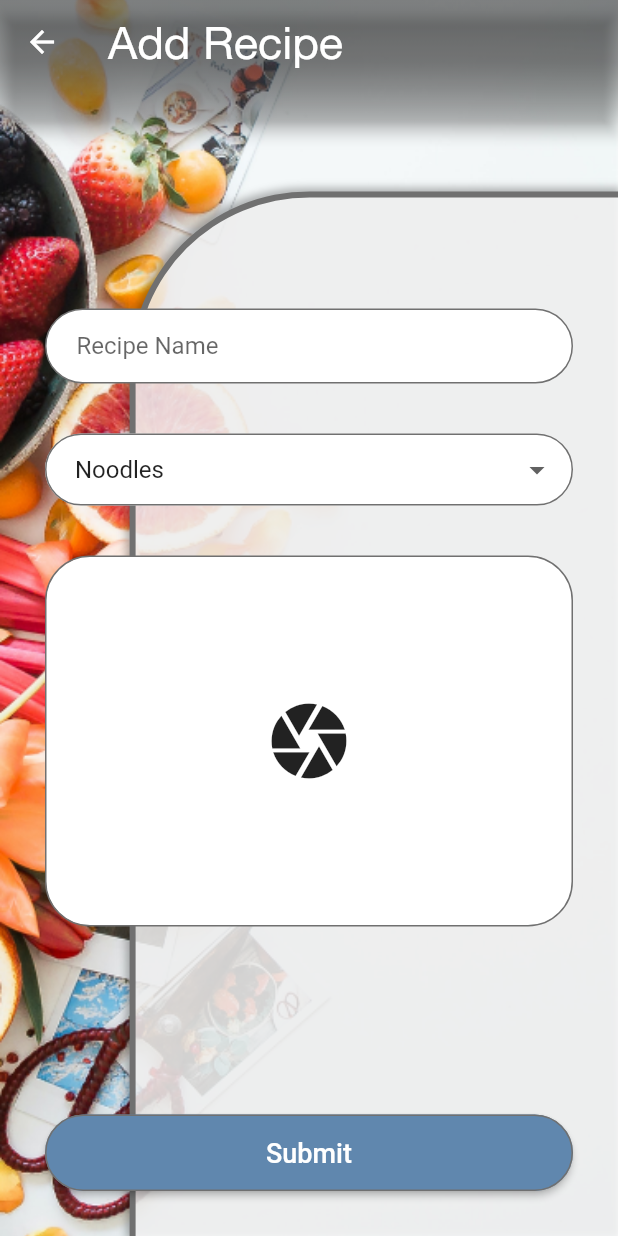
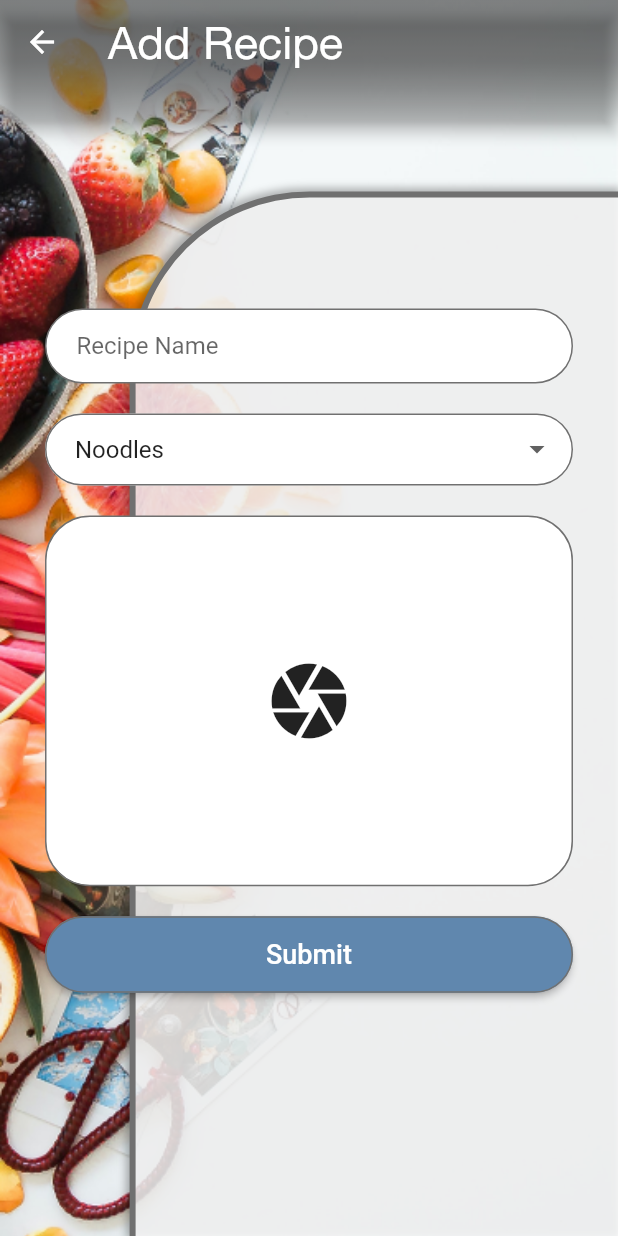
Before and after one commit to mt-tadayon/save_recipe, a Flutter app: the screen it shows after launch, after a tap on the "add circle" icon, on a phone screen of 412 x 824 dp. Run offline on Flutter 3.47's test engine with Material 2 defaults, Android fonts, the light colour scheme and no system bars; our stand-ins replace device_preview, image_picker; network calls fail.

Commit message:
master branch updated

```diff
--- a/lib/main.dart
+++ b/lib/main.dart
@@ -1,12 +1,18 @@
+import 'package:device_preview/device_preview.dart';
+import 'package:flutter/foundation.dart';
 import 'package:flutter/material.dart';
 import 'package:provider/provider.dart';
 import 'package:saverecipe/provider/app_provider.dart';
 import 'package:saverecipe/screen/dashboard_screen.dart';
+import 'package:saverecipe/screen/main_screen.dart';
 import 'package:saverecipe/theme.dart';
 
-void main() {
-  runApp(MyApp());
-}
+void main() => runApp(
+      DevicePreview(
+        enabled: false,
+        builder: (context) => MyApp(),
+      ),
+    );
 
 class MyApp extends StatelessWidget {
   // This widget is the root of your application.
@@ -14,11 +20,13 @@ class MyApp extends StatelessWidget {
   Widget build(BuildContext context) {
     return MaterialApp(
       debugShowCheckedModeBanner: false,
+      locale: DevicePreview.of(context).locale,
+      builder: DevicePreview.appBuilder,
       title: 'Flutter Demo',
       theme: CustomTheme().light,
       home: ChangeNotifierProvider(
         create: (context) => AppProvider(),
-        child: DashboardScreen(),
+        child: MainScreen(),
       ),
     );
   }
--- a/lib/screen/add_recipe_screen.dart
+++ b/lib/screen/add_recipe_screen.dart
@@ -61,7 +61,8 @@ class _AddRecipeScreenState extends State<AddRecipeScreen> {
                       ),
                     ),
                   ),
-                  Padding(
+                  SingleChildScrollView(
+                    child: Padding(
                       padding: EdgeInsets.only(
                         left: 30.0,
                         right: 30,
@@ -73,9 +74,7 @@ class _AddRecipeScreenState extends State<AddRecipeScreen> {
                         child: Column(
                           crossAxisAlignment: CrossAxisAlignment.stretch,
                           children: [
-                          SizedBox(
-                            height: MediaQuery.of(context).size.height * 0.5,
-                            child: Column(
+                            Column(
                               mainAxisAlignment: MainAxisAlignment.spaceBetween,
                               children: [
                                 Container(
@@ -92,6 +91,7 @@ class _AddRecipeScreenState extends State<AddRecipeScreen> {
                                   alignment: Alignment.center,
                                   padding: EdgeInsets.only(left: 20),
                                 ),
+                                SizedBox(height: 20),
                                 Consumer<AppProvider>(
                                     builder: (context, appProvider, child) {
                                   return DropdownButtonFormField(
@@ -123,8 +123,10 @@ class _AddRecipeScreenState extends State<AddRecipeScreen> {
                                     },
                                   );
                                 }),
+                                SizedBox(height: 20),
                                 Container(
-                                    height: MediaQuery.of(context).size.height * 0.30,
+                                    height: MediaQuery.of(context).size.height *
+                                        0.30,
                                     width: double.infinity,
                                     decoration: BoxDecoration(
                                       color: kWhite,
@@ -150,8 +152,7 @@ class _AddRecipeScreenState extends State<AddRecipeScreen> {
                                         : Image.file(_image)),
                               ],
                             ),
-                          ),
-                          Spacer(),
+                            SizedBox(height: 20),
                             RaisedButton(
                               padding: EdgeInsets.all(15),
                               shape: RoundedRectangleBorder(
@@ -168,6 +169,7 @@ class _AddRecipeScreenState extends State<AddRecipeScreen> {
                           ],
                         ),
                       ),
+                    ),
                   )
                 ],
               ),
--- /dev/null
+++ b/lib/screen/main_screen.dart
@@ -0,0 +1,25 @@
+import 'package:flutter/material.dart';
+import 'package:saverecipe/screen/category_screen.dart';
+import 'package:saverecipe/screen/dashboard_screen.dart';
+import 'package:saverecipe/widgets/responsive_widget.dart';
+
+class MainScreen extends StatelessWidget {
+  @override
+  Widget build(BuildContext context) {
+    return ResponsiveWidget(
+      smallScreen: DashboardScreen(),
+      mediumScreen: DashboardScreen(),
+      largeScreen: Row(
+        children: [
+          Expanded(child: DashboardScreen()),
+          VerticalDivider(
+            color: Colors.grey.shade700,
+            thickness: 2.0,
+            width: 2.0,
+          ),
+          Expanded(child: CategoryScreen(categoryName: "Null")),
+        ],
+      ),
+    );
+  }
+}
--- /dev/null
+++ b/lib/widgets/responsive_widget.dart
@@ -0,0 +1,36 @@
+import 'package:flutter/material.dart';
+
+class ResponsiveWidget extends StatelessWidget {
+  final Widget smallScreen;
+  final Widget mediumScreen;
+  final Widget largeScreen;
+
+  const ResponsiveWidget(
+      {Key key, this.smallScreen, this.mediumScreen, this.largeScreen})
+      : super(key: key);
+
+  static bool isSmallScreen(context) {
+    return MediaQuery.of(context).size.width < 800;
+  }
+
+  static bool isMediumScreen(context) {
+    return MediaQuery.of(context).size.width > 800 &&
+        MediaQuery.of(context).size.width < 1280;
+  }
+
+  static bool isLargeScreen(context) {
+    return MediaQuery.of(context).size.width >= 1280;
+  }
+
+  @override
+  Widget build(BuildContext context) {
+    return LayoutBuilder(
+      builder: (BuildContext context, BoxConstraints constraints) {
+        if (constraints.maxWidth < 800) return smallScreen ?? largeScreen;
+        if (constraints.maxWidth > 800 && constraints.maxWidth < 1280)
+          return mediumScreen ?? largeScreen;
+        return largeScreen;
+      },
+    );
+  }
+}
--- a/pubspec.yaml
+++ b/pubspec.yaml
@@ -1,7 +1,7 @@
 name: saverecipe
 description: A new Flutter application.
 
-publish_to: 'none'
+publish_to: "none"
 
 version: 1.0.0+1
 
@@ -11,7 +11,7 @@ environment:
 dependencies:
   flutter:
     sdk: flutter
-
+  device_preview: ^0.4.5
   cupertino_icons: ^0.1.3
   provider: ^4.1.2
   image_picker: ^0.6.6+5
```
Also changed, not shown: pubspec.lock, 3 other files. Lines whose indentation alone changed are shown as unchanged.
